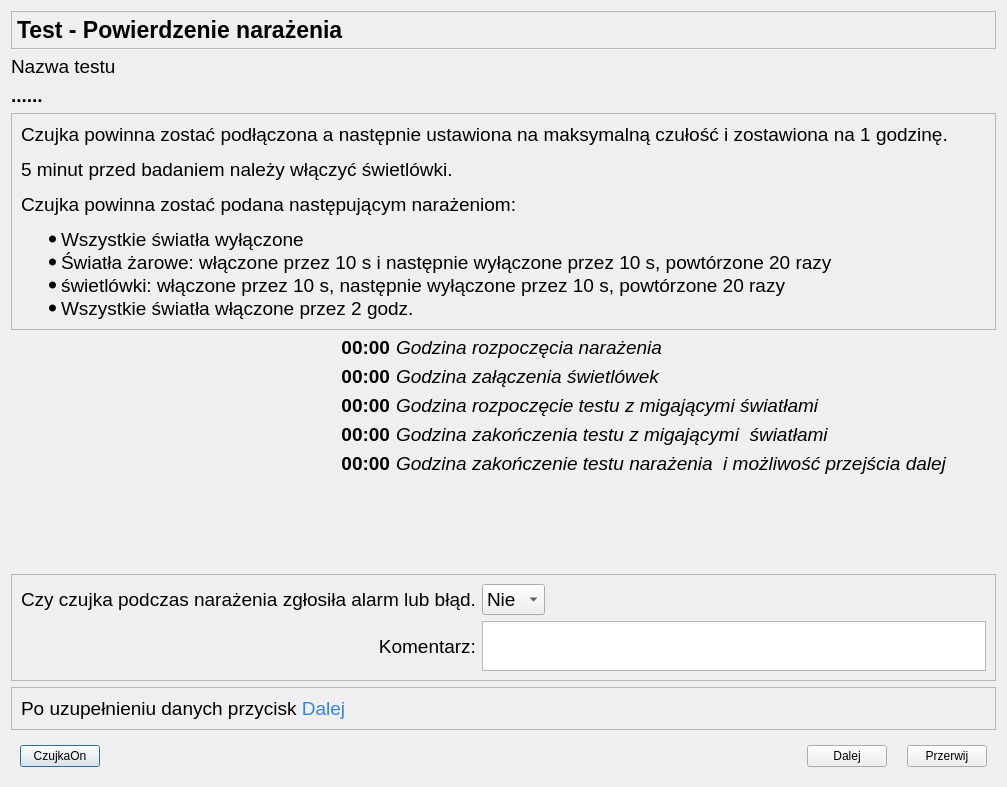
First picture: the form in CzujkiLinioweApp/oknotestrozproszoneswiatlo.ui, repository wiacekmarcin/CzujkiLiniowe, before the edit.
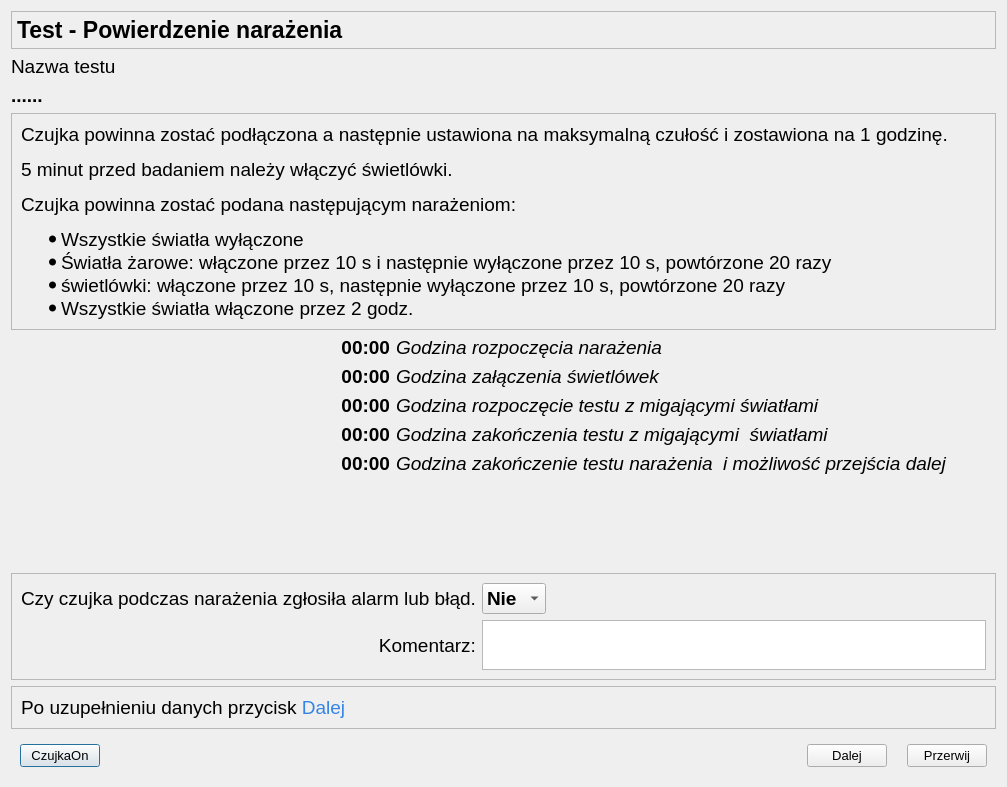
Second picture: the form after the edit. Icons and pictures are not drawn.

What changed in the file:
```diff
--- a/CzujkiLinioweApp/oknotestrozproszoneswiatlo.ui
+++ b/CzujkiLinioweApp/oknotestrozproszoneswiatlo.ui
@@ -22,6 +22,12 @@
     <height>1200</height>
    </size>
   </property>
+  <property name="font">
+   <font>
+    <family>Arial</family>
+    <pointsize>10</pointsize>
+   </font>
+  </property>
   <property name="windowTitle">
    <string>Test - narażenie czujki na światło rozproszone światło</string>
   </property>
@@ -261,6 +267,7 @@
        <widget class="QLabel" name="infonext">
         <property name="font">
          <font>
+          <family>Arial</family>
           <pointsize>14</pointsize>
          </font>
         </property>
@@ -347,7 +354,9 @@
        <widget class="QComboBox" name="cbAlarmYesNo">
         <property name="font">
          <font>
+          <family>Arial</family>
           <pointsize>14</pointsize>
+          <bold>true</bold>
          </font>
         </property>
         <item>
@@ -379,6 +388,7 @@
        <widget class="QLabel" name="label_2">
         <property name="font">
          <font>
+          <family>Arial</family>
           <pointsize>14</pointsize>
          </font>
         </property>
@@ -391,6 +401,7 @@
        <widget class="QLabel" name="label_3">
         <property name="font">
          <font>
+          <family>Arial</family>
           <pointsize>14</pointsize>
          </font>
         </property>
@@ -412,6 +423,7 @@
         </property>
         <property name="font">
          <font>
+          <family>Arial</family>
           <pointsize>12</pointsize>
          </font>
         </property>
```
Left out of the diff: 4 changed lines with no effect on the pictures.
